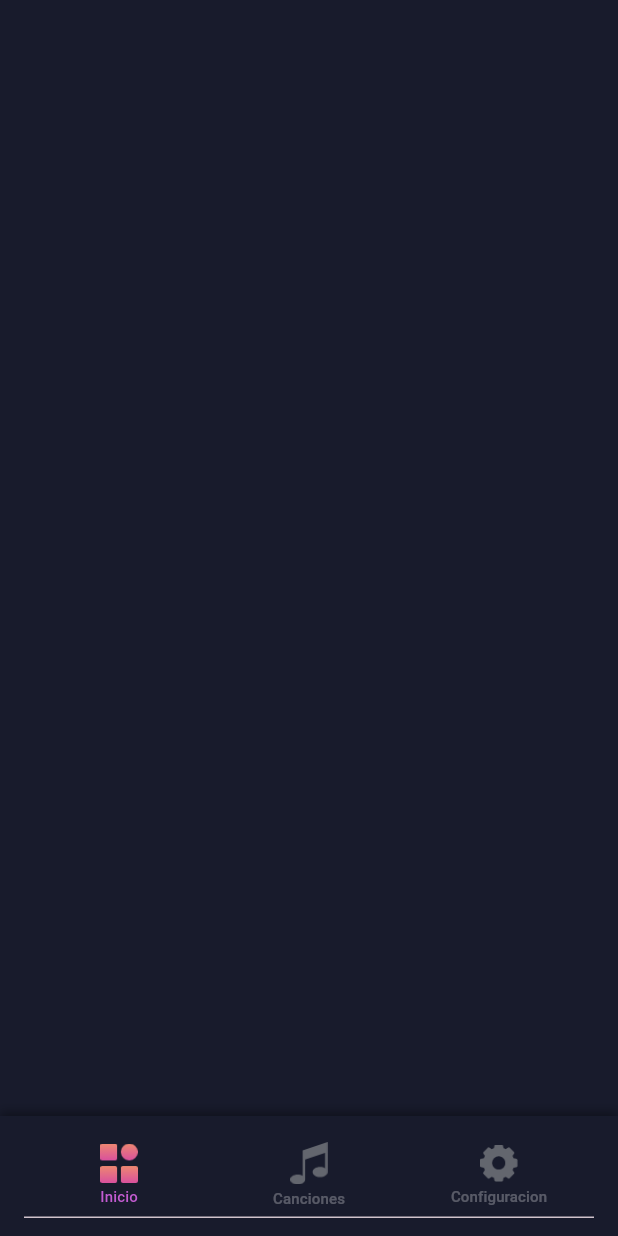
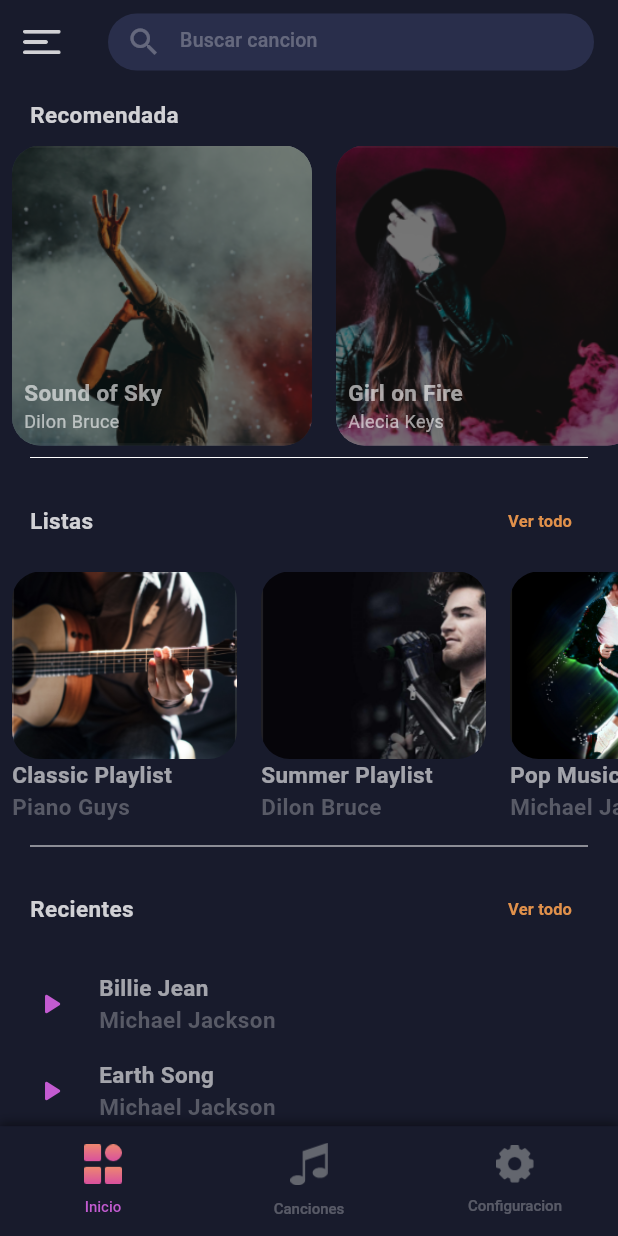
Before and after one commit to Thiago-Jeager/MusicPlayer, a Flutter app: the screen it shows after launch, on a phone screen of 412 x 824 dp. Run offline on Flutter 3.47's test engine with Material 3 defaults, Android fonts, the phone set to English and light mode, and no system bars; our stand-ins replace get; Roboto replaces fonts that are missing (Circular Std).

Commit message:
UI Inicio

```diff
--- /dev/null
+++ b/lib/common_widget/recomended_cell.dart
@@ -0,0 +1,63 @@
+import 'package:flutter/material.dart';
+import 'package:flutter_music/common/color_extension.dart';
+
+class RecomendedCell extends StatelessWidget {
+  final Map mObj;
+
+  const RecomendedCell({super.key, required this.mObj});
+
+  @override
+  Widget build(BuildContext context) {
+    return Container(
+      width: 200,
+      height: 200,
+      margin: const EdgeInsets.symmetric(horizontal: 8),
+      child: Stack(
+        children: [
+          // Imagen de fondo
+          ClipRRect(
+            borderRadius: BorderRadius.circular(19),
+            child: Image.asset(
+              mObj["image"],
+              width: double.maxFinite,
+              height: 200, // Ajusta el tamaño según sea necesario
+              fit: BoxFit.cover,
+            ),
+          ),
+          // Contenedor para el texto sobre la imagen
+          Container(
+            width: double.maxFinite,
+            height: 200,
+            decoration: BoxDecoration(
+              borderRadius: BorderRadius.circular(19),
+              color: Colors.black.withOpacity(0.5), // Fondo negro con opacidad
+            ),
+            padding: const EdgeInsets.all(8),
+            child: Column(
+              mainAxisAlignment:
+                  MainAxisAlignment.end, // Texto en la parte inferior
+              crossAxisAlignment: CrossAxisAlignment.start,
+              children: [
+                Text(
+                  mObj["name"],
+                  style: TextStyle(
+                    color: TColor.primaryText60,
+                    fontSize: 15,
+                    fontWeight: FontWeight.bold,
+                  ),
+                ),
+                Text(
+                  mObj["artists"],
+                  style: TextStyle(
+                    color: TColor.primaryText60, // Texto con opacidad
+                    fontSize: 12,
+                  ),
+                ),
+              ],
+            ),
+          ),
+        ],
+      ),
+    );
+  }
+}
--- /dev/null
+++ b/lib/common_widget/songs_cell.dart
@@ -0,0 +1,45 @@
+import 'package:flutter/material.dart';
+import 'package:flutter_music/common/color_extension.dart';
+
+class SongsCell extends StatelessWidget {
+  final Map mObj;
+
+  const SongsCell({super.key, required this.mObj});
+
+  @override
+  Widget build(BuildContext context) {
+    return Container(
+      width: 150,
+      height: 150,
+      margin: const EdgeInsets.symmetric(horizontal: 8),
+      child: Column(
+        crossAxisAlignment: CrossAxisAlignment.start,
+        children: [
+          ClipRRect(
+            borderRadius: BorderRadius.circular(19),
+            child: Image.asset(
+              mObj["image"],
+              width: double.maxFinite,
+              height: 125,
+              fit: BoxFit.cover,
+            ),
+          ),
+          Text(
+            mObj["name"],
+            style: TextStyle(
+                color: TColor.primaryText60,
+                fontSize: 15,
+                fontWeight: FontWeight.bold),
+          ),
+          Text(
+            mObj["artists"],
+            style: TextStyle(
+                color: TColor.secondaryText,
+                fontSize: 15,
+                fontWeight: FontWeight.bold),
+          )
+        ],
+      ),
+    );
+  }
+}
--- /dev/null
+++ b/lib/common_widget/songs_row.dart
@@ -0,0 +1,56 @@
+import 'package:flutter/material.dart';
+import 'package:flutter_music/common/color_extension.dart';
+
+class SongsRow extends StatelessWidget {
+  final Map sObj;
+  final VoidCallback onPressedPlay;
+  final VoidCallback onPressed;
+  const SongsRow(
+      {super.key,
+      required this.sObj,
+      required this.onPressedPlay,
+      required this.onPressed});
+
+  @override
+  Widget build(BuildContext context) {
+    return Column(
+      mainAxisSize: MainAxisSize.min,
+      mainAxisAlignment: MainAxisAlignment.center,
+      children: [
+        Row(
+          mainAxisAlignment: MainAxisAlignment.start,
+          children: [
+            IconButton(
+              onPressed: onPressedPlay,
+              icon: const Icon(Icons.play_arrow_rounded),
+              color: TColor.primary,
+            ),
+            Expanded(
+                child: Padding(
+              padding: const EdgeInsets.all(8.0),
+              child: Column(
+                crossAxisAlignment: CrossAxisAlignment.start,
+                children: [
+                  Text(
+                    sObj["name"],
+                    style: TextStyle(
+                        color: TColor.primaryText60,
+                        fontSize: 15,
+                        fontWeight: FontWeight.bold),
+                  ),
+                  Text(
+                    sObj["artists"],
+                    style: TextStyle(
+                        color: TColor.secondaryText,
+                        fontSize: 15,
+                        fontWeight: FontWeight.bold),
+                  )
+                ],
+              ),
+            ))
+          ],
+        )
+      ],
+    );
+  }
+}
--- /dev/null
+++ b/lib/common_widget/title_section.dart
@@ -0,0 +1,24 @@
+import 'package:flutter/material.dart';
+import 'package:flutter_music/common/color_extension.dart';
+
+class TitleSection extends StatelessWidget {
+  // Variables
+  final String title;
+
+  const TitleSection({super.key, required this.title});
+
+  @override
+  Widget build(BuildContext context) {
+    return Padding(
+      padding: const EdgeInsets.symmetric(horizontal: 20, vertical: 10),
+      child: Text(
+        title,
+        style: TextStyle(
+          color: TColor.primaryText80,
+          fontSize: 15,
+          fontWeight: FontWeight.w600,
+        ),
+      ),
+    );
+  }
+}
--- /dev/null
+++ b/lib/common_widget/view_all_section.dart
@@ -0,0 +1,46 @@
+import 'package:flutter/material.dart';
+import 'package:flutter_music/common/color_extension.dart';
+
+class ViewAllSection extends StatelessWidget {
+  final String title;
+  final String buttonTitle;
+  final VoidCallback onPressed;
+
+  const ViewAllSection(
+      {super.key,
+      required this.title,
+      this.buttonTitle = "Ver todo",
+      required this.onPressed});
+
+  @override
+  Widget build(BuildContext context) {
+    return Padding(
+      padding: const EdgeInsets.symmetric(horizontal: 20, vertical: 10),
+      child: Row(
+        children: [
+          Expanded(
+            child: Text(
+              title,
+              style: TextStyle(
+                color: TColor.primaryText80,
+                fontSize: 15,
+                fontWeight: FontWeight.w600,
+              ),
+            ),
+          ),
+          TextButton(
+            onPressed: () {},
+            child: Text(
+              buttonTitle,
+              style: TextStyle(
+                color: TColor.org,
+                fontSize: 11,
+                fontWeight: FontWeight.w600,
+              ),
+            ),
+          )
+        ],
+      ),
+    );
+  }
+}
--- a/lib/main.dart
+++ b/lib/main.dart
@@ -22,7 +22,7 @@ class MyApp extends StatelessWidget {
         textTheme: Theme.of(context).textTheme.apply(
             bodyColor: TColor.primaryText, displayColor: TColor.primaryText),
         colorScheme: ColorScheme.fromSeed(seedColor: TColor.primary),
-        useMaterial3: true,
+        useMaterial3: false,
       ),
       home: const SplashView(),
     );
--- /dev/null
+++ b/lib/view/home/home_view.dart
@@ -0,0 +1,118 @@
+import 'package:flutter/material.dart';
+import 'package:flutter_music/common/color_extension.dart';
+import 'package:flutter_music/common_widget/recomended_cell.dart';
+import 'package:flutter_music/common_widget/songs_cell.dart';
+import 'package:flutter_music/common_widget/songs_row.dart';
+import 'package:flutter_music/common_widget/title_section.dart';
+import 'package:flutter_music/common_widget/view_all_section.dart';
+import 'package:get/get.dart';
+import 'package:flutter_music/view_model/home_view_model.dart';
+
+class HomeView extends StatefulWidget {
+  const HomeView({super.key});
+
+  @override
+  State<HomeView> createState() => _HomeViewState();
+}
+
+class _HomeViewState extends State<HomeView> {
+  final homeVM = Get.put(HomeViewModel());
+
+  @override
+  Widget build(BuildContext context) {
+    return Scaffold(
+      appBar: AppBar(
+        backgroundColor: TColor.bg,
+        elevation: 0,
+        leading: IconButton(
+            onPressed: () {},
+            icon: Image.asset(
+              'assets/img/menu.png',
+              width: 25,
+              height: 25,
+              fit: BoxFit.contain,
+            )),
+        title: Row(
+          children: [
+            Expanded(
+              child: Container(
+                height: 38,
+                // width: double.maxFinite,
+                decoration: BoxDecoration(
+                    color: const Color(0xff292E4B),
+                    borderRadius: BorderRadius.circular(19)),
+                child: TextField(
+                  controller: homeVM.txtSearch.value,
+                  decoration: InputDecoration(
+                      contentPadding: const EdgeInsets.symmetric(horizontal: 0),
+                      focusedBorder: InputBorder.none,
+                      enabledBorder: InputBorder.none,
+                      errorBorder: InputBorder.none,
+                      prefixIcon: Icon(
+                        Icons.search,
+                        color: TColor.primaryText28,
+                      ),
+                      hintText: "Buscar cancion",
+                      hintStyle:
+                          TextStyle(color: TColor.primaryText28, fontSize: 13)),
+                ),
+              ),
+            )
+          ],
+        ),
+      ),
+      body: SingleChildScrollView(
+        child: Column(
+          crossAxisAlignment: CrossAxisAlignment.start,
+          children: [
+            const TitleSection(title: "Recomendada"),
+            SizedBox(
+              height: 200,
+              child: ListView.builder(
+                scrollDirection: Axis.horizontal,
+                itemCount: homeVM.hostRecommendedArr.length,
+                itemBuilder: (context, index) {
+                  var mObj = homeVM.hostRecommendedArr[index];
+                  return RecomendedCell(mObj: mObj);
+                },
+              ),
+            ),
+            Divider(
+              color: Colors.white,
+              indent: 20,
+              endIndent: 20,
+            ),
+            ViewAllSection(title: "Listas", onPressed: () {}),
+            SizedBox(
+              height: 175,
+              child: ListView.builder(
+                scrollDirection: Axis.horizontal,
+                itemCount: homeVM.playListArr.length,
+                itemBuilder: (context, index) {
+                  var mObj = homeVM.playListArr[index];
+                  return SongsCell(mObj: mObj);
+                },
+              ),
+            ),
+            Divider(
+              color: Colors.white,
+              indent: 20,
+              endIndent: 20,
+            ),
+            ViewAllSection(title: "Recientes", onPressed: () {}),
+            ListView.builder(
+                physics: const NeverScrollableScrollPhysics(),
+                shrinkWrap: true,
+                padding: EdgeInsets.symmetric(horizontal: 10),
+                itemCount: homeVM.recentlyPlayedArr.length,
+                itemBuilder: (context, index) {
+                  var sObj = homeVM.recentlyPlayedArr[index];
+                  return SongsRow(
+                      sObj: sObj, onPressedPlay: () {}, onPressed: () {});
+                }),
+          ],
+        ),
+      ),
+    );
+  }
+}
--- a/lib/view/main_tabview/main_tabview.dart
+++ b/lib/view/main_tabview/main_tabview.dart
@@ -1,5 +1,6 @@
 import 'package:flutter/material.dart';
 import 'package:flutter_music/common/color_extension.dart';
+import 'package:flutter_music/view/home/home_view.dart';
 
 class MainTabview extends StatefulWidget {
   const MainTabview({super.key});
@@ -34,14 +35,14 @@ class _MainTabviewState extends State<MainTabview>
     return Scaffold(
       body: TabBarView(
         controller: controller,
-        children: [Container(), Container(), Container()],
+        children: [const HomeView(), Container(), Container()],
       ),
       bottomNavigationBar: Container(
         decoration: BoxDecoration(color: TColor.bg, boxShadow: const [
           BoxShadow(color: Colors.black38, blurRadius: 5, offset: Offset(0, -3))
         ]),
         child: BottomAppBar(
-          color: Colors.transparent,
+          color: TColor.bg,
           child: TabBar(
               controller: controller,
               indicatorColor: Colors.transparent,
--- /dev/null
+++ b/lib/view_model/home_view_model.dart
@@ -0,0 +1,42 @@
+import 'package:flutter/material.dart';
+import 'package:get/get.dart';
+
+class HomeViewModel extends GetxController {
+  final txtSearch = TextEditingController().obs;
+
+  final hostRecommendedArr = [
+    {
+      "image": "assets/img/img_1.png",
+      "name": "Sound of Sky",
+      "artists": "Dilon Bruce"
+    },
+    {
+      "image": "assets/img/img_2.png",
+      "name": "Girl on Fire",
+      "artists": "Alecia Keys"
+    }
+  ].obs;
+  final playListArr = [
+    {
+      "image": "assets/img/img_3.png",
+      "name": "Classic Playlist",
+      "artists": "Piano Guys"
+    },
+    {
+      "image": "assets/img/img_4.png",
+      "name": "Summer Playlist",
+      "artists": "Dilon Bruce"
+    },
+    {
+      "image": "assets/img/img_5.png",
+      "name": "Pop Music",
+      "artists": "Michael Jackson"
+    }
+  ];
+  final recentlyPlayedArr = [
+    {"rate": 4, "name": "Billie Jean", "artists": "Michael Jackson"},
+    {"rate": 4, "name": "Earth Song", "artists": "Michael Jackson"},
+    {"rate": 4, "name": "Mirror", "artists": "Justin Timberlake"},
+    {"rate": 4, "name": "Remember the Time", "artists": "Michael Jackson"}
+  ].obs;
+}
```
